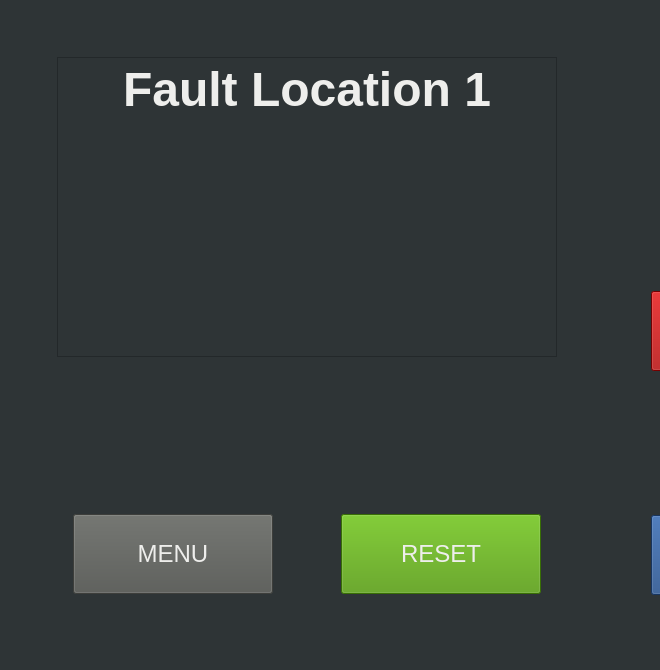
Qt form FaultControlGUI/Rev2.1/FaultControlGUI_Rev2.1.ui (USAFACyberPower/CyberPower) before a commit; both pictures show x 0 to 660 and y 0 to 670 of the 1366 by 768 pixel window.
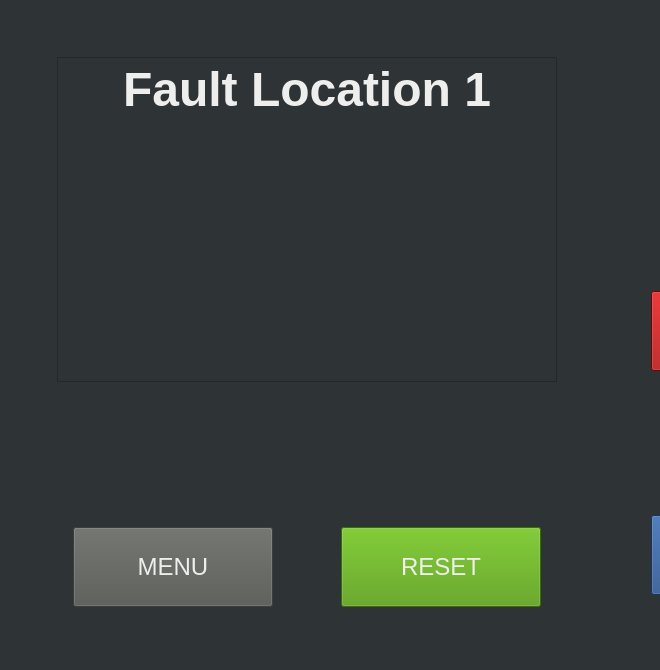
The same form after that commit. The open tabs and pages were chosen to show the change. Icons and pictures are not drawn.

Commit message: Minor asthetic changes to fault GUI layout and icon sizing.

Diff of the .ui file:
```diff
--- a/FaultControlGUI/Rev2.1/FaultControlGUI_Rev2.1.ui
+++ b/FaultControlGUI/Rev2.1/FaultControlGUI_Rev2.1.ui
@@ -1190,7 +1190,7 @@
             <property name="maximumSize">
              <size>
               <width>16777215</width>
-              <height>300</height>
+              <height>325</height>
              </size>
             </property>
             <property name="html">
```
Left out of the diff: 10 changed lines with no effect on the pictures.
